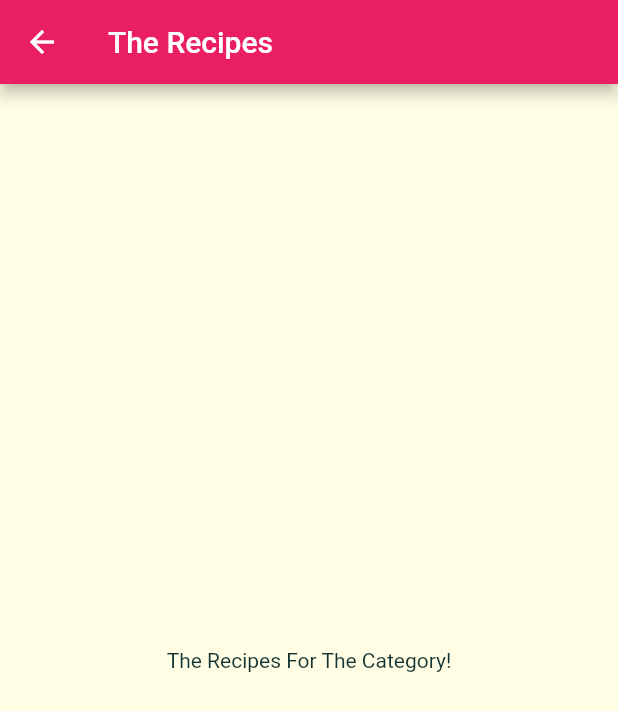
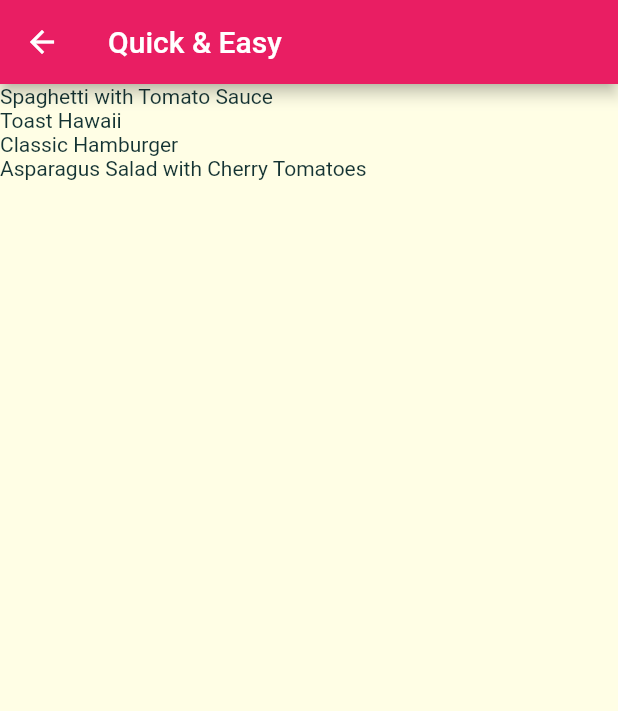
Before and after one commit to bogdan-stelea/meals_app, a Flutter app: the screen it shows after launch, after a tap on "Quick & Easy", on a phone screen of 412 x 824 dp. Shown: the top 711 px of the screen. Run offline on Flutter 3.47's test engine with Material 2 defaults, Android fonts, the phone set to English and light mode, and no system bars; Roboto replaces fonts that are missing (Raleway).

Commit message:
Code update

```diff
--- a/lib/category_item.dart
+++ b/lib/category_item.dart
@@ -6,15 +6,15 @@ class CategoryItem extends StatelessWidget {
   final String title;
   final Color color;
 
-  const CategoryItem({Key? key, this.id, required this.title, required this.color}) : super(key: key);
+  const CategoryItem({Key? key,required this.id, required this.title, required this.color}) : super(key: key);
 
   void selectCategory(BuildContext ctx) {
-    Navigator.of(ctx).push(
-      MaterialPageRoute(
-        builder: (_) {
-          return CategoryMealsScreen(categoryTitle: title,categoryId: id);
-        },
-      ),
+    Navigator.of(ctx).pushNamed(
+      CategoryMealsScreen.routeName,
+      arguments: {
+        'id': id,
+        'title': title,
+      },
     );
   }
 
--- a/lib/category_meals_screen.dart
+++ b/lib/category_meals_screen.dart
@@ -1,20 +1,25 @@
 import 'package:flutter/material.dart';
 
+import 'models/dummy_data.dart';
+
 class CategoryMealsScreen extends StatelessWidget {
-  final String categoryId;
-  final String categoryTitle;
-
-  const CategoryMealsScreen({Key? key, required this.categoryId, required this.categoryTitle}) : super(key: key);
+  static const routeName = '/category-meals';
 
   @override
   Widget build(BuildContext context) {
+    final routeArgs = ModalRoute.of(context)!.settings.arguments as Map<String, String>;
+    final categoryTitle = routeArgs['title'];
+    final categoryId = routeArgs['id'];
+    final categoryMeals = DUMMY_MEALS.where((meal){
+      return meal.categories.contains(categoryId);
+    }).toList();
     return Scaffold(
       appBar: AppBar(
-        title: const Text('The Recipes'),
+        title: Text(categoryTitle!),
       ),
-      body: const Center(
-        child: Text('The Recipes For The Category!'),
-      ),
+      body: ListView.builder(itemBuilder: (ctx, index) {
+        return Text(categoryMeals[index].title);
+      }, itemCount: categoryMeals.length,),
     );
   }
 }
--- a/lib/main.dart
+++ b/lib/main.dart
@@ -1,5 +1,7 @@
 import 'package:flutter/material.dart';
 import 'package:meals_app/categories_screen.dart';
+
+import 'category_meals_screen.dart';
 
 void main() => runApp(const MyApp());
 
@@ -29,6 +31,9 @@ class MyApp extends StatelessWidget {
             ),
       ),
       home: const CategoriesScreen(),
+      routes: {
+        CategoryMealsScreen.routeName: (ctx) => CategoryMealsScreen(),
+      },
     );
   }
 }
--- a/lib/models/dummy_data.dart
+++ b/lib/models/dummy_data.dart
@@ -1,5 +1,7 @@
 import 'package:flutter/material.dart';
+
 import 'category.dart';
+import 'meal.dart';
 
 const DUMMY_CATEGORIES = [
   Category(
@@ -53,3 +55,354 @@ const DUMMY_CATEGORIES = [
     color: Colors.teal,
   ),
 ];
+
+const DUMMY_MEALS = [
+  Meal(
+    id: 'm1',
+    categories: [
+      'c1',
+      'c2',
+    ],
+    title: 'Spaghetti with Tomato Sauce',
+    affordability: Affordability.Affordable,
+    complexity: Complexity.Simple,
+    imageUrl:
+    'https://upload.wikimedia.org/wikipedia/commons/thumb/2/20/Spaghetti_Bolognese_mit_Parmesan_oder_Grana_Padano.jpg/800px-Spaghetti_Bolognese_mit_Parmesan_oder_Grana_Padano.jpg',
+    duration: 20,
+    ingredients: [
+      '4 Tomatoes',
+      '1 Tablespoon of Olive Oil',
+      '1 Onion',
+      '250g Spaghetti',
+      'Spices',
+      'Cheese (optional)'
+    ],
+    steps: [
+      'Cut the tomatoes and the onion into small pieces.',
+      'Boil some water - add salt to it once it boils.',
+      'Put the spaghetti into the boiling water - they should be done in about 10 to 12 minutes.',
+      'In the meantime, heaten up some olive oil and add the cut onion.',
+      'After 2 minutes, add the tomato pieces, salt, pepper and your other spices.',
+      'The sauce will be done once the spaghetti are.',
+      'Feel free to add some cheese on top of the finished dish.'
+    ],
+    isGlutenFree: false,
+    isVegan: true,
+    isVegetarian: true,
+    isLactoseFree: true,
+  ),
+  Meal(
+    id: 'm2',
+    categories: [
+      'c2',
+    ],
+    title: 'Toast Hawaii',
+    affordability: Affordability.Affordable,
+    complexity: Complexity.Simple,
+    imageUrl:
+    'https://cdn.pixabay.com/photo/2018/07/11/21/51/toast-3532016_1280.jpg',
+    duration: 10,
+    ingredients: [
+      '1 Slice White Bread',
+      '1 Slice Ham',
+      '1 Slice Pineapple',
+      '1-2 Slices of Cheese',
+      'Butter'
+    ],
+    steps: [
+      'Butter one side of the white bread',
+      'Layer ham, the pineapple and cheese on the white bread',
+      'Bake the toast for round about 10 minutes in the oven at 200°C'
+    ],
+    isGlutenFree: false,
+    isVegan: false,
+    isVegetarian: false,
+    isLactoseFree: false,
+  ),
+  Meal(
+    id: 'm3',
+    categories: [
+      'c2',
+      'c3',
+    ],
+    title: 'Classic Hamburger',
+    affordability: Affordability.Pricey,
+    complexity: Complexity.Simple,
+    imageUrl:
+    'https://cdn.pixabay.com/photo/2014/10/23/18/05/burger-500054_1280.jpg',
+    duration: 45,
+    ingredients: [
+      '300g Cattle Hack',
+      '1 Tomato',
+      '1 Cucumber',
+      '1 Onion',
+      'Ketchup',
+      '2 Burger Buns'
+    ],
+    steps: [
+      'Form 2 patties',
+      'Fry the patties for c. 4 minutes on each side',
+      'Quickly fry the buns for c. 1 minute on each side',
+      'Bruch buns with ketchup',
+      'Serve burger with tomato, cucumber and onion'
+    ],
+    isGlutenFree: false,
+    isVegan: false,
+    isVegetarian: false,
+    isLactoseFree: true,
+  ),
+  Meal(
+    id: 'm4',
+    categories: [
+      'c4',
+    ],
+    title: 'Wiener Schnitzel',
+    affordability: Affordability.Luxurious,
+    complexity: Complexity.Challenging,
+    imageUrl:
+    'https://cdn.pixabay.com/photo/2018/03/31/19/29/schnitzel-3279045_1280.jpg',
+    duration: 60,
+    ingredients: [
+      '8 Veal Cutlets',
+      '4 Eggs',
+      '200g Bread Crumbs',
+      '100g Flour',
+      '300ml Butter',
+      '100g Vegetable Oil',
+      'Salt',
+      'Lemon Slices'
+    ],
+    steps: [
+      'Tenderize the veal to about 2–4mm, and salt on both sides.',
+      'On a flat plate, stir the eggs briefly with a fork.',
+      'Lightly coat the cutlets in flour then dip into the egg, and finally, coat in breadcrumbs.',
+      'Heat the butter and oil in a large pan (allow the fat to get very hot) and fry the schnitzels until golden brown on both sides.',
+      'Make sure to toss the pan regularly so that the schnitzels are surrounded by oil and the crumbing becomes ‘fluffy’.',
+      'Remove, and drain on kitchen paper. Fry the parsley in the remaining oil and drain.',
+      'Place the schnitzels on awarmed plate and serve garnishedwith parsley and slices of lemon.'
+    ],
+    isGlutenFree: false,
+    isVegan: false,
+    isVegetarian: false,
+    isLactoseFree: false,
+  ),
+  Meal(
+    id: 'm5',
+    categories: [
+      'c2'
+          'c5',
+      'c10',
+    ],
+    title: 'Salad with Smoked Salmon',
+    affordability: Affordability.Luxurious,
+    complexity: Complexity.Simple,
+    imageUrl:
+    'https://cdn.pixabay.com/photo/2016/10/25/13/29/smoked-salmon-salad-1768890_1280.jpg',
+    duration: 15,
+    ingredients: [
+      'Arugula',
+      'Lamb\'s Lettuce',
+      'Parsley',
+      'Fennel',
+      '200g Smoked Salmon',
+      'Mustard',
+      'Balsamic Vinegar',
+      'Olive Oil',
+      'Salt and Pepper'
+    ],
+    steps: [
+      'Wash and cut salad and herbs',
+      'Dice the salmon',
+      'Process mustard, vinegar and olive oil into a dessing',
+      'Prepare the salad',
+      'Add salmon cubes and dressing'
+    ],
+    isGlutenFree: true,
+    isVegan: false,
+    isVegetarian: true,
+    isLactoseFree: true,
+  ),
+  Meal(
+    id: 'm6',
+    categories: [
+      'c6',
+      'c10',
+    ],
+    title: 'Delicious Orange Mousse',
+    affordability: Affordability.Affordable,
+    complexity: Complexity.Hard,
+    imageUrl:
+    'https://cdn.pixabay.com/photo/2017/05/01/05/18/pastry-2274750_1280.jpg',
+    duration: 240,
+    ingredients: [
+      '4 Sheets of Gelatine',
+      '150ml Orange Juice',
+      '80g Sugar',
+      '300g Yoghurt',
+      '200g Cream',
+      'Orange Peel',
+    ],
+    steps: [
+      'Dissolve gelatine in pot',
+      'Add orange juice and sugar',
+      'Take pot off the stove',
+      'Add 2 tablespoons of yoghurt',
+      'Stir gelatin under remaining yoghurt',
+      'Cool everything down in the refrigerator',
+      'Whip the cream and lift it under die orange mass',
+      'Cool down again for at least 4 hours',
+      'Serve with orange peel',
+    ],
+    isGlutenFree: true,
+    isVegan: false,
+    isVegetarian: true,
+    isLactoseFree: false,
+  ),
+  Meal(
+    id: 'm7',
+    categories: [
+      'c7',
+    ],
+    title: 'Pancakes',
+    affordability: Affordability.Affordable,
+    complexity: Complexity.Simple,
+    imageUrl:
+    'https://cdn.pixabay.com/photo/2018/07/10/21/23/pancake-3529653_1280.jpg',
+    duration: 20,
+    ingredients: [
+      '1 1/2 Cups all-purpose Flour',
+      '3 1/2 Teaspoons Baking Powder',
+      '1 Teaspoon Salt',
+      '1 Tablespoon White Sugar',
+      '1 1/4 cups Milk',
+      '1 Egg',
+      '3 Tablespoons Butter, melted',
+    ],
+    steps: [
+      'In a large bowl, sift together the flour, baking powder, salt and sugar.',
+      'Make a well in the center and pour in the milk, egg and melted butter; mix until smooth.',
+      'Heat a lightly oiled griddle or frying pan over medium high heat.',
+      'Pour or scoop the batter onto the griddle, using approximately 1/4 cup for each pancake. Brown on both sides and serve hot.'
+    ],
+    isGlutenFree: true,
+    isVegan: false,
+    isVegetarian: true,
+    isLactoseFree: false,
+  ),
+  Meal(
+    id: 'm8',
+    categories: [
+      'c8',
+    ],
+    title: 'Creamy Indian Chicken Curry',
+    affordability: Affordability.Pricey,
+    complexity: Complexity.Challenging,
+    imageUrl:
+    'https://cdn.pixabay.com/photo/2018/06/18/16/05/indian-food-3482749_1280.jpg',
+    duration: 35,
+    ingredients: [
+      '4 Chicken Breasts',
+      '1 Onion',
+      '2 Cloves of Garlic',
+      '1 Piece of Ginger',
+      '4 Tablespoons Almonds',
+      '1 Teaspoon Cayenne Pepper',
+      '500ml Coconut Milk',
+    ],
+    steps: [
+      'Slice and fry the chicken breast',
+      'Process onion, garlic and ginger into paste and sauté everything',
+      'Add spices and stir fry',
+      'Add chicken breast + 250ml of water and cook everything for 10 minutes',
+      'Add coconut milk',
+      'Serve with rice'
+    ],
+    isGlutenFree: true,
+    isVegan: false,
+    isVegetarian: false,
+    isLactoseFree: true,
+  ),
+  Meal(
+    id: 'm9',
+    categories: [
+      'c9',
+    ],
+    title: 'Chocolate Souffle',
+    affordability: Affordability.Affordable,
+    complexity: Complexity.Hard,
+    imageUrl:
+    'https://cdn.pixabay.com/photo/2014/08/07/21/07/souffle-412785_1280.jpg',
+    duration: 45,
+    ingredients: [
+      '1 Teaspoon melted Butter',
+      '2 Tablespoons white Sugar',
+      '2 Ounces 70% dark Chocolate, broken into pieces',
+      '1 Tablespoon Butter',
+      '1 Tablespoon all-purpose Flour',
+      '4 1/3 tablespoons cold Milk',
+      '1 Pinch Salt',
+      '1 Pinch Cayenne Pepper',
+      '1 Large Egg Yolk',
+      '2 Large Egg Whites',
+      '1 Pinch Cream of Tartar',
+      '1 Tablespoon white Sugar',
+    ],
+    steps: [
+      'Preheat oven to 190°C. Line a rimmed baking sheet with parchment paper.',
+      'Brush bottom and sides of 2 ramekins lightly with 1 teaspoon melted butter; cover bottom and sides right up to the rim.',
+      'Add 1 tablespoon white sugar to ramekins. Rotate ramekins until sugar coats all surfaces.',
+      'Place chocolate pieces in a metal mixing bowl.',
+      'Place bowl over a pan of about 3 cups hot water over low heat.',
+      'Melt 1 tablespoon butter in a skillet over medium heat. Sprinkle in flour. Whisk until flour is incorporated into butter and mixture thickens.',
+      'Whisk in cold milk until mixture becomes smooth and thickens. Transfer mixture to bowl with melted chocolate.',
+      'Add salt and cayenne pepper. Mix together thoroughly. Add egg yolk and mix to combine.',
+      'Leave bowl above the hot (not simmering) water to keep chocolate warm while you whip the egg whites.',
+      'Place 2 egg whites in a mixing bowl; add cream of tartar. Whisk until mixture begins to thicken and a drizzle from the whisk stays on the surface about 1 second before disappearing into the mix.',
+      'Add 1/3 of sugar and whisk in. Whisk in a bit more sugar about 15 seconds.',
+      'whisk in the rest of the sugar. Continue whisking until mixture is about as thick as shaving cream and holds soft peaks, 3 to 5 minutes.',
+      'Transfer a little less than half of egg whites to chocolate.',
+      'Mix until egg whites are thoroughly incorporated into the chocolate.',
+      'Add the rest of the egg whites; gently fold into the chocolate with a spatula, lifting from the bottom and folding over.',
+      'Stop mixing after the egg white disappears. Divide mixture between 2 prepared ramekins. Place ramekins on prepared baking sheet.',
+      'Bake in preheated oven until scuffles are puffed and have risen above the top of the rims, 12 to 15 minutes.',
+    ],
+    isGlutenFree: true,
+    isVegan: false,
+    isVegetarian: true,
+    isLactoseFree: false,
+  ),
+  Meal(
+    id: 'm10',
+    categories: [
+      'c2',
+      'c5',
+      'c10',
+    ],
+    title: 'Asparagus Salad with Cherry Tomatoes',
+    affordability: Affordability.Luxurious,
+    complexity: Complexity.Simple,
+    imageUrl:
+    'https://cdn.pixabay.com/photo/2018/04/09/18/26/asparagus-3304997_1280.jpg',
+    duration: 30,
+    ingredients: [
+      'White and Green Asparagus',
+      '30g Pine Nuts',
+      '300g Cherry Tomatoes',
+      'Salad',
+      'Salt, Pepper and Olive Oil'
+    ],
+    steps: [
+      'Wash, peel and cut the asparagus',
+      'Cook in salted water',
+      'Salt and pepper the asparagus',
+      'Roast the pine nuts',
+      'Halve the tomatoes',
+      'Mix with asparagus, salad and dressing',
+      'Serve with Baguette'
+    ],
+    isGlutenFree: true,
+    isVegan: true,
+    isVegetarian: true,
+    isLactoseFree: true,
+  ),
+];
--- /dev/null
+++ b/lib/models/meal.dart
@@ -0,0 +1,36 @@
+import 'package:flutter/material.dart';
+
+enum Complexity { Simple, Challenging, Hard }
+
+enum Affordability { Affordable, Pricey, Luxurious }
+
+class Meal {
+  final String id;
+  final List<String> categories;
+  final String title;
+  final String imageUrl;
+  final List<String> ingredients;
+  final List<String> steps;
+  final int duration;
+  final Complexity complexity;
+  final Affordability affordability;
+  final bool isGlutenFree;
+  final bool isLactoseFree;
+  final bool isVegan;
+  final bool isVegetarian;
+
+  const Meal(
+      {required this.id,
+      required this.categories,
+      required this.title,
+      required this.imageUrl,
+      required this.ingredients,
+      required this.steps,
+      required this.duration,
+      required this.complexity,
+      required this.affordability,
+      required this.isGlutenFree,
+      required this.isLactoseFree,
+      required this.isVegan,
+      required this.isVegetarian});
+}
```
Also changed, not shown: lib/models/meal_item.dart (added).
